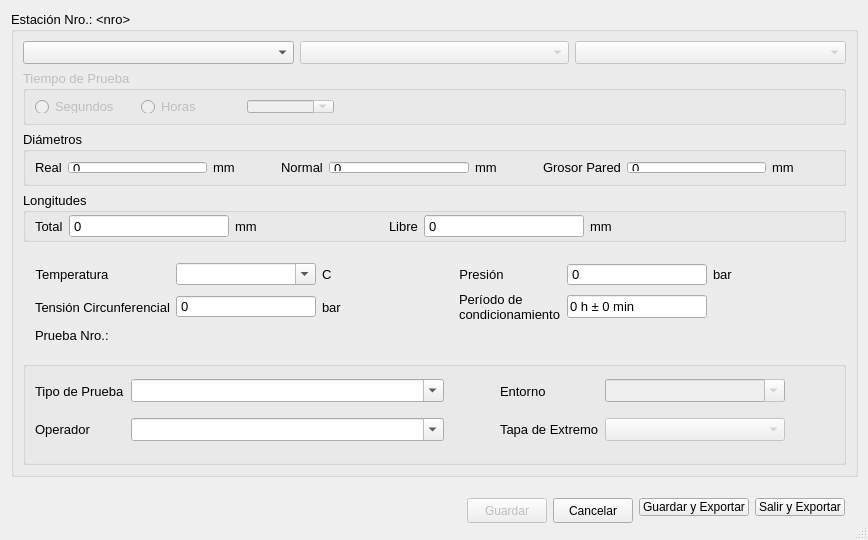
Old version of the form components/setstation.ui in the repository eastanganelli/HoopTesting_DataCollector.
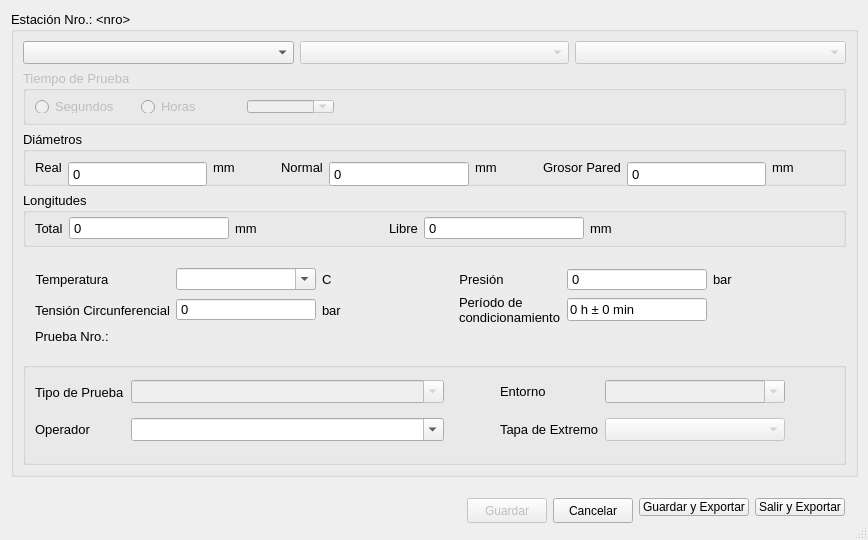
New version of the form. Icons and pictures are not drawn.

Patch:
```diff
--- a/components/setstation.ui
+++ b/components/setstation.ui
@@ -82,6 +82,12 @@
           <verstretch>0</verstretch>
          </sizepolicy>
         </property>
+        <property name="minimumSize">
+         <size>
+          <width>0</width>
+          <height>55</height>
+         </size>
+        </property>
         <property name="maximumSize">
          <size>
           <width>16777215</width>
@@ -695,6 +701,12 @@
           <verstretch>0</verstretch>
          </sizepolicy>
         </property>
+        <property name="minimumSize">
+         <size>
+          <width>0</width>
+          <height>55</height>
+         </size>
+        </property>
         <property name="maximumSize">
          <size>
           <width>16777215</width>
@@ -734,7 +746,7 @@
            <property name="minimumSize">
             <size>
              <width>80</width>
-             <height>0</height>
+             <height>26</height>
             </size>
            </property>
            <property name="buttonSymbols">
@@ -792,7 +804,7 @@
            <property name="minimumSize">
             <size>
              <width>80</width>
-             <height>0</height>
+             <height>26</height>
             </size>
            </property>
            <property name="buttonSymbols">
@@ -850,7 +862,7 @@
            <property name="minimumSize">
             <size>
              <width>80</width>
-             <height>0</height>
+             <height>26</height>
             </size>
            </property>
            <property name="buttonSymbols">
@@ -1056,7 +1068,7 @@
          <item row="0" column="1">
           <widget class="QComboBox" name="cbBoxTestType">
            <property name="enabled">
-            <bool>true</bool>
+            <bool>false</bool>
            </property>
            <property name="minimumSize">
             <size>
```
Left out of the diff: 14 changed lines with no effect on the pictures.
